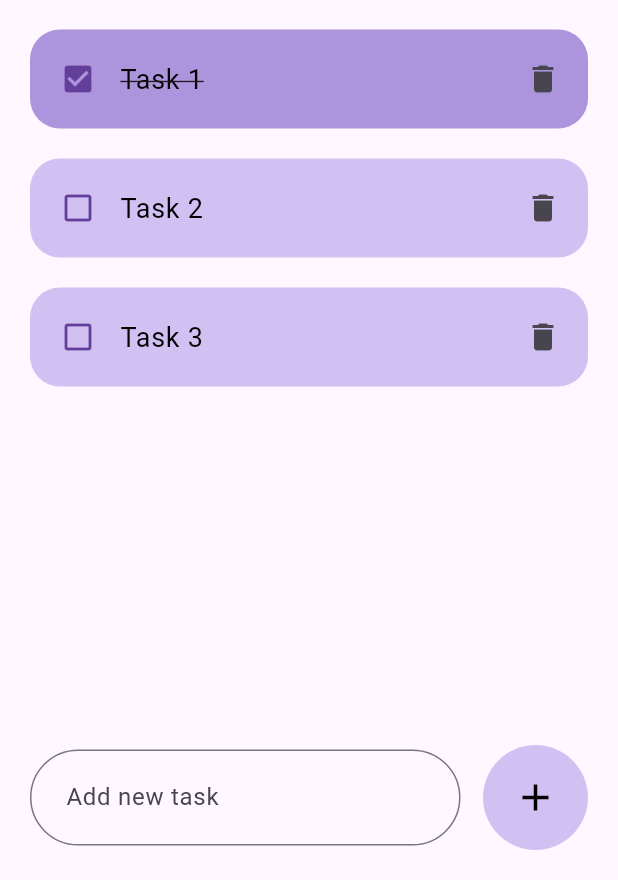
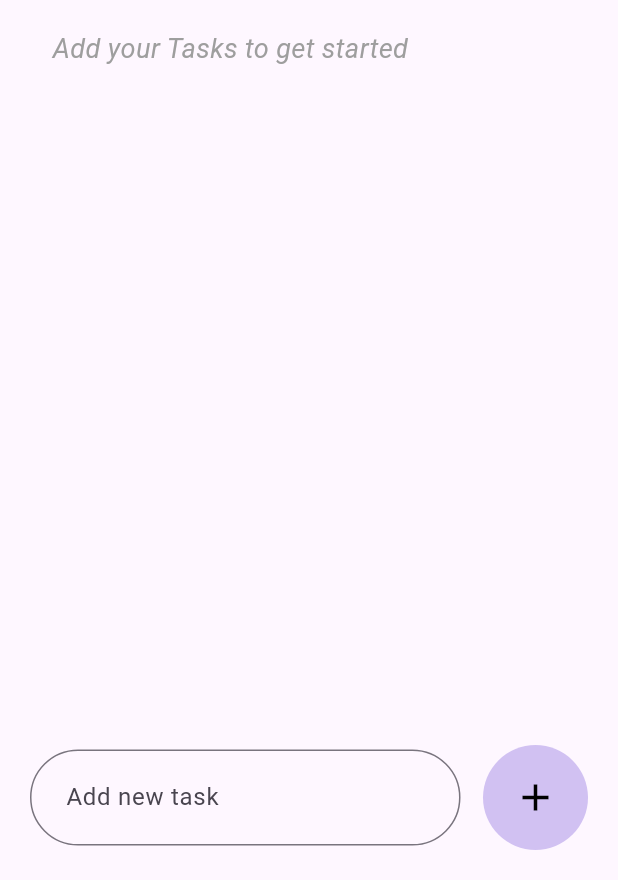
Before and after one commit to Antara-Paul04/To-Do-App, a Flutter app: the screen it shows after launch, on a phone screen of 412 x 824 dp, the part 356-1236 px from its top. Run offline on Flutter 3.47's test engine with Material 3 defaults, Android fonts, the phone set to English and light mode, and no system bars.

Commit message:
Added: add a task and search teasks functionality added

```diff
--- a/todo_app/lib/main.dart
+++ b/todo_app/lib/main.dart
@@ -1,6 +1,7 @@
 import 'package:flutter/material.dart';
 import './widgets/tasks.dart';
 import './models/todo.dart';
+import 'package:uuid/uuid.dart';
 
 void main() {
   runApp(MyApp());
@@ -12,7 +13,10 @@ class MyApp extends StatefulWidget {
 }
 
 class _MyAppState extends State<MyApp> {
-  final todosList = ToDo.todoList();
+  final List<ToDo> todosList = [];
+  final Uuid uuid = Uuid();
+  final TextEditingController _textEditingController = TextEditingController();
+  List<ToDo> foundTodo = [];
 
   void handleTodoChange(ToDo todo) {
     setState(() {
@@ -24,6 +28,20 @@ class _MyAppState extends State<MyApp> {
     setState(() {
       todosList.removeWhere((item) => item.id == id);
     });
+  }
+
+  void addItem(String taskText) {
+    String id = uuid.v4();
+    setState(() {
+      todosList.add(ToDo(id: id, todoText: taskText));
+      _textEditingController.clear();
+    });
+  }
+
+  @override
+  void initState() {
+    foundTodo = todosList;
+    super.initState();
   }
 
   @override
@@ -53,11 +71,23 @@ class _MyAppState extends State<MyApp> {
                       ),
                     ),
                   ),
-                  Padding(
+                  todosList.isEmpty? Padding(
+                          padding: const EdgeInsets.fromLTRB(35, 20, 20, 20),
+                          child: Text(
+                            "Add your Tasks to get started",
+                            style: TextStyle(
+                              color: Colors.grey,
+                              fontSize: 18,
+                              fontStyle: FontStyle.italic,
+                            ),
+                          ),
+                        )
+                      : Expanded(
+                          child: Padding(
                             padding: const EdgeInsets.fromLTRB(20, 20, 20, 0),
-                    child: Column(
+                            child: ListView(
                               children: [
-                        for (ToDo todo in todosList)
+                                for (ToDo todo in foundTodo)
                                   Column(
                                     children: [
                                       Tasks(
@@ -69,6 +99,7 @@ class _MyAppState extends State<MyApp> {
                                     ],
                                   ),
                               ],
+                            ),
                           ),
                         ),
                 ],
@@ -83,6 +114,7 @@ class _MyAppState extends State<MyApp> {
                     children: [
                       Expanded(
                         child: TextField(
+                          controller: _textEditingController,
                           decoration: InputDecoration(
                             border: OutlineInputBorder(
                               borderRadius: BorderRadius.circular(50),
@@ -108,7 +140,7 @@ class _MyAppState extends State<MyApp> {
                         ),
                         child: IconButton(
                           onPressed: () {
-                            print("Add button was pressed");
+                            addItem(_textEditingController.text.trim());
                           },
                           icon: Icon(Icons.add),
                           color: Colors.black,
@@ -125,12 +157,12 @@ class _MyAppState extends State<MyApp> {
       ),
     );
   }
-}
 
   Widget searchBox() {
     return Padding(
       padding: const EdgeInsets.fromLTRB(20, 20, 20, 20),
       child: TextField(
+        onChanged: (value) => _searchItem(value),
         decoration: InputDecoration(
           contentPadding: EdgeInsets.all(20),
           border: OutlineInputBorder(
@@ -143,3 +175,17 @@ Widget searchBox() {
       ),
     );
   }
+
+  void _searchItem(String search) {
+    List<ToDo> results = [];
+    if (search.isEmpty) {
+      results = todosList;
+    } else {
+      results = todosList.where((item) => item.todoText!.toLowerCase().contains(search.toLowerCase())).toList();
+    }
+
+    setState(() {
+      foundTodo = results;
+    });
+  }
+}
--- a/todo_app/pubspec.yaml
+++ b/todo_app/pubspec.yaml
@@ -30,6 +30,7 @@ environment:
 dependencies:
   flutter:
     sdk: flutter
+  uuid: ^3.0.4
 
 
   # The following adds the Cupertino Icons font to your application.
```
Also changed, not shown: todo_app/pubspec.lock. Lines whose indentation alone changed are shown as unchanged.
